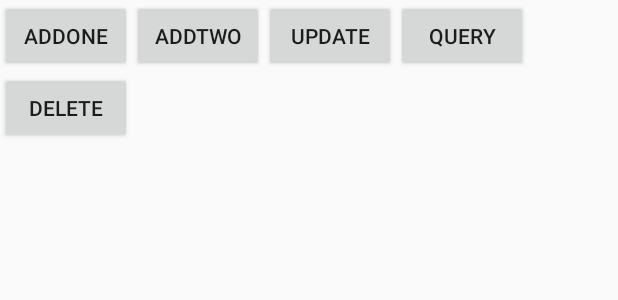
After one commit to ZmjDns/testsocket, an Android app: the layout activity_test_orm_lite_db.xml on its own in the app's theme, with its tools: preview values and no code run, on a phone screen of 412 x 824 dp. The commit adds this screen. Shown: the top 300 px of the screen. Run offline under Robolectric (Android 15) with nearby library versions, the phone set to English and light mode, and no system bars.

Commit message:
DBHelper + 实体

```diff
--- a/app/src/main/AndroidManifest.xml
+++ b/app/src/main/AndroidManifest.xml
@@ -51,8 +51,9 @@
         <activity android:name=".rxjavaandretrofit.loginmvp.TestRxJandRetrAct2" />
         <activity
             android:name=".viewpager.ButtomNavigationAct"
-            android:label="@string/title_activity_buttom_navigation"/>
-        <activity android:name=".viewpager.TestViewPagerAct"/>
+            android:label="@string/title_activity_buttom_navigation" />
+        <activity android:name=".viewpager.TestViewPagerAct" />
+        <activity android:name=".ormlitedb.TestOrmLiteDBAct"></activity>
     </application>
 
 </manifest>
--- /dev/null
+++ b/app/src/main/res/layout/activity_test_orm_lite_db.xml
@@ -0,0 +1,51 @@
+<?xml version="1.0" encoding="utf-8"?>
+<LinearLayout
+    xmlns:android="http://schemas.android.com/apk/res/android"
+    xmlns:app="http://schemas.android.com/apk/res-auto"
+    xmlns:tools="http://schemas.android.com/tools"
+    android:layout_width="match_parent"
+    android:layout_height="match_parent"
+    tools:context=".ormlitedb.TestOrmLiteDBAct"
+    android:orientation="vertical">
+
+    <LinearLayout
+        android:layout_width="match_parent"
+        android:layout_height="wrap_content">
+        <Button
+            android:layout_width="wrap_content"
+            android:layout_height="wrap_content"
+            android:onClick="addOneStu"
+            android:text="addone"/>
+
+        <Button
+            android:layout_width="wrap_content"
+            android:layout_height="wrap_content"
+            android:onClick="addOTwoStu"
+            android:text="addtwo"/>
+
+        <Button
+            android:layout_width="wrap_content"
+            android:layout_height="wrap_content"
+            android:onClick="updateStu"
+            android:text="update"/>
+
+        <Button
+            android:layout_width="wrap_content"
+            android:layout_height="wrap_content"
+            android:onClick="queryAllStu"
+            android:text="query"/>
+
+    </LinearLayout>
+
+    <LinearLayout
+        android:layout_width="match_parent"
+        android:layout_height="wrap_content">
+
+        <Button
+            android:layout_width="wrap_content"
+            android:layout_height="wrap_content"
+            android:onClick="delOneStu"
+            android:text="delete"/>
+    </LinearLayout>
+
+</LinearLayout>
```
Also changed, not shown: app/src/main/java/com/zmj/mvp/testsocket/ormlitedb/TestOrmLiteDBAct.java (added, +75 -0 lines), app/src/main/res/layout/activity_main.xml (+10 -0 lines).
